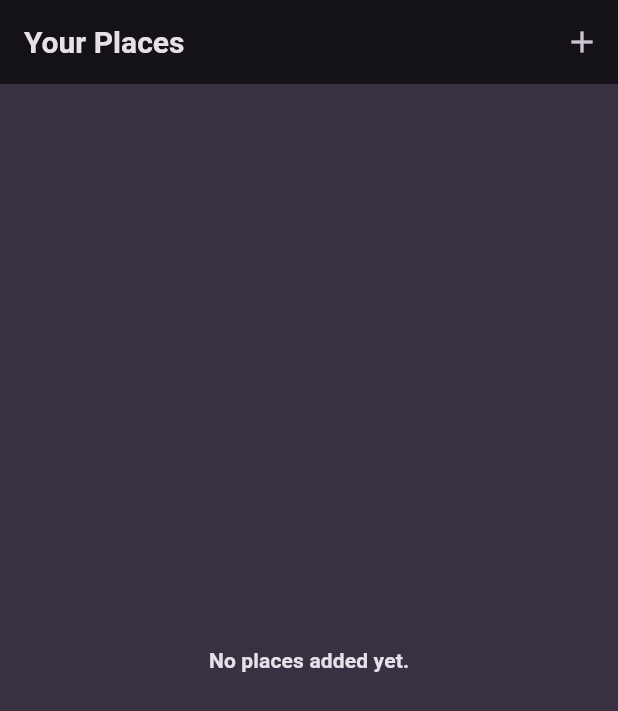
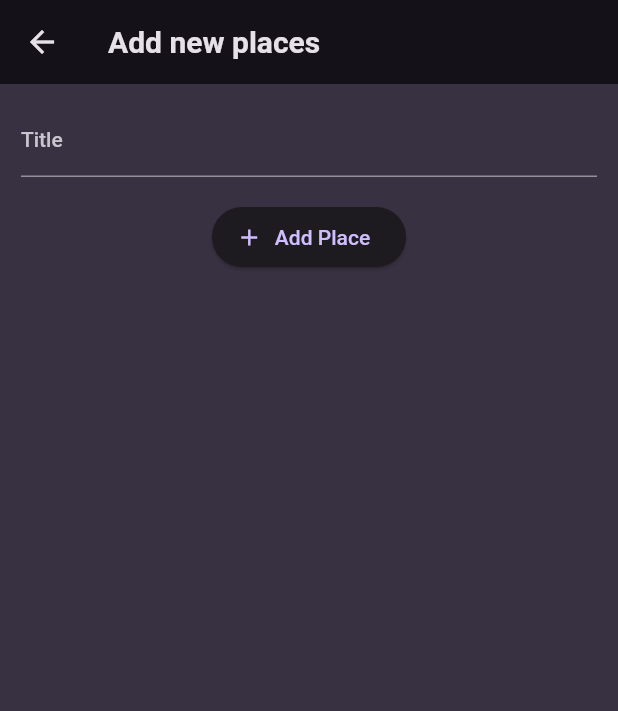
Before and after one commit to amarjaiswar16/flutter-favorite-place-app, a Flutter app: the screen it shows after launch, after a tap on the "add" icon, on a phone screen of 412 x 824 dp. Shown: the top 711 px of the screen. Run offline on Flutter 3.47's test engine with Material 2 defaults, Android fonts, the phone set to English and light mode, and no system bars; our stand-ins replace google_fonts.

Commit message:
AddPlaceScreen added

```diff
--- a/lib/screens/add_place.dart
+++ b/lib/screens/add_place.dart
@@ -0,0 +1,48 @@
+import 'package:flutter/material.dart';
+
+class AddPlaceScreen extends StatefulWidget {
+  const AddPlaceScreen({super.key});
+
+  @override
+  State<AddPlaceScreen> createState() {
+    return _AddPlaceScreenState();
+  }
+}
+
+class _AddPlaceScreenState extends State<AddPlaceScreen> {
+  final _titleController = TextEditingController();
+
+  @override
+  void dispose() {
+    _titleController.dispose();
+    super.dispose();
+  }
+
+  @override
+  Widget build(context) {
+    return Scaffold(
+      appBar: AppBar(
+        title: const Text('Add new places'),
+      ),
+      body: SingleChildScrollView(
+          padding: const EdgeInsets.all(14),
+          child: Column(
+            children: [
+              TextField(
+                decoration: const InputDecoration(labelText: 'Title'),
+                controller: _titleController,
+                style: TextStyle(color: Theme.of(context).colorScheme.onBackground,),
+              ),
+              const SizedBox(
+                height: 16,
+              ),
+              ElevatedButton.icon(
+                onPressed: () {},
+                icon: const Icon(Icons.add),
+                label: const Text('Add Place'),
+              ),
+            ],
+          )),
+    );
+  }
+}
--- a/lib/screens/places.dart
+++ b/lib/screens/places.dart
@@ -1,3 +1,4 @@
+import 'package:favorite_places/screens/add_place.dart';
 import 'package:favorite_places/widgets/places_list.dart';
 import 'package:flutter/material.dart';
 
@@ -11,12 +12,20 @@ class PlaceScreen extends StatelessWidget {
         title: const Text('Your Places'),
         actions: [
           IconButton(
-            onPressed: () {},
+            onPressed: () {
+              Navigator.of(context).push(
+                MaterialPageRoute(
+                  builder: (ctx) => const AddPlaceScreen(),
+                ),
+              );
+            },
             icon: const Icon(Icons.add),
           ),
         ],
       ),
-      body: PlacesList(places: [],),
+      body: PlacesList(
+        places: [],
+      ),
     );
   }
 }
```
